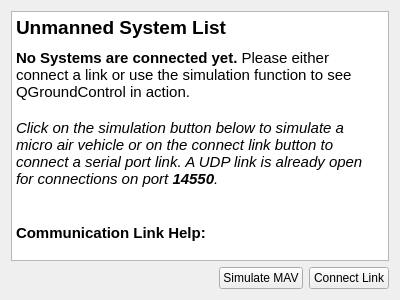
First picture: the form in src/ui/uas/QGCUnconnectedInfoWidget.ui, repository mavlink/qgroundcontrol, before the edit.
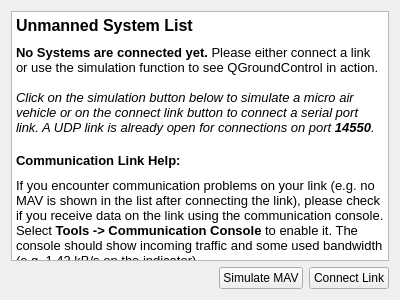
Second picture: the form after the edit.

Commit message: Fixed broken slider, adjusted info widget font size

The edit to the form file:
```diff
--- a/src/ui/uas/QGCUnconnectedInfoWidget.ui
+++ b/src/ui/uas/QGCUnconnectedInfoWidget.ui
@@ -39,16 +39,15 @@
 &lt;table border=&quot;0&quot; style=&quot;-qt-table-type: root; margin-top:4px; margin-bottom:4px; margin-left:4px; margin-right:4px;&quot;&gt;
 &lt;tr&gt;
 &lt;td style=&quot;border: none;&quot;&gt;
-&lt;p style=&quot; margin-top:0px; margin-bottom:0px; margin-left:0px; margin-right:0px; -qt-block-indent:0; text-indent:0px;&quot;&gt;&lt;span style=&quot; font-family:'Ubuntu'; font-size:14pt; font-weight:600;&quot;&gt;Unmanned System List&lt;/span&gt;&lt;/p&gt;
+&lt;p style=&quot; margin-top:0px; margin-bottom:0px; margin-left:0px; margin-right:0px; -qt-block-indent:0; text-indent:0px;&quot;&gt;&lt;span style=&quot; font-family:'Ubuntu'; font-size:12pt; font-weight:600;&quot;&gt;Unmanned System List&lt;/span&gt;&lt;/p&gt;
 &lt;p style=&quot;-qt-paragraph-type:empty; margin-top:0px; margin-bottom:0px; margin-left:0px; margin-right:0px; -qt-block-indent:0; text-indent:0px; font-family:'Ubuntu'; font-size:6pt; font-weight:600;&quot;&gt;&lt;/p&gt;
-&lt;p style=&quot; margin-top:0px; margin-bottom:0px; margin-left:0px; margin-right:0px; -qt-block-indent:0; text-indent:0px;&quot;&gt;&lt;span style=&quot; font-family:'Ubuntu'; font-size:11pt; font-weight:600;&quot;&gt;No Systems are connected yet.&lt;/span&gt;&lt;span style=&quot; font-family:'Ubuntu'; font-size:11pt;&quot;&gt; Please either connect a link or use the simulation function to see QGroundControl in action.&lt;/span&gt;&lt;/p&gt;
-&lt;p style=&quot;-qt-paragraph-type:empty; margin-top:0px; margin-bottom:0px; margin-left:0px; margin-right:0px; -qt-block-indent:0; text-indent:0px; font-family:'Ubuntu'; font-size:11pt;&quot;&gt;&lt;/p&gt;
-&lt;p style=&quot; margin-top:0px; margin-bottom:0px; margin-left:0px; margin-right:0px; -qt-block-indent:0; text-indent:0px;&quot;&gt;&lt;span style=&quot; font-family:'Ubuntu'; font-size:11pt; font-style:italic;&quot;&gt;Click on the simulation button below to simulate a micro air vehicle or on the connect link button to connect a serial port link. A UDP link is already open for connections on port &lt;/span&gt;&lt;span style=&quot; font-family:'Ubuntu'; font-size:11pt; font-weight:600; font-style:italic;&quot;&gt;14550&lt;/span&gt;&lt;span style=&quot; font-family:'Ubuntu'; font-size:11pt; font-style:italic;&quot;&gt;.&lt;/span&gt;&lt;/p&gt;
+&lt;p style=&quot; margin-top:0px; margin-bottom:0px; margin-left:0px; margin-right:0px; -qt-block-indent:0; text-indent:0px;&quot;&gt;&lt;span style=&quot; font-family:'Ubuntu'; font-size:10pt; font-weight:600;&quot;&gt;No Systems are connected yet.&lt;/span&gt;&lt;span style=&quot; font-family:'Ubuntu'; font-size:10pt;&quot;&gt; Please either connect a link or use the simulation function to see QGroundControl in action.&lt;/span&gt;&lt;/p&gt;
+&lt;p style=&quot;-qt-paragraph-type:empty; margin-top:0px; margin-bottom:0px; margin-left:0px; margin-right:0px; -qt-block-indent:0; text-indent:0px; font-family:'Ubuntu'; font-size:10pt;&quot;&gt;&lt;/p&gt;
+&lt;p style=&quot; margin-top:0px; margin-bottom:0px; margin-left:0px; margin-right:0px; -qt-block-indent:0; text-indent:0px;&quot;&gt;&lt;span style=&quot; font-family:'Ubuntu'; font-size:10pt; font-style:italic;&quot;&gt;Click on the simulation button below to simulate a micro air vehicle or on the connect link button to connect a serial port link. A UDP link is already open for connections on port &lt;/span&gt;&lt;span style=&quot; font-family:'Ubuntu'; font-size:10pt; font-weight:600; font-style:italic;&quot;&gt;14550&lt;/span&gt;&lt;span style=&quot; font-family:'Ubuntu'; font-size:10pt; font-style:italic;&quot;&gt;.&lt;/span&gt;&lt;/p&gt;
 &lt;p style=&quot;-qt-paragraph-type:empty; margin-top:0px; margin-bottom:0px; margin-left:0px; margin-right:0px; -qt-block-indent:0; text-indent:0px; font-family:'Ubuntu'; font-size:11pt; font-style:italic;&quot;&gt;&lt;/p&gt;
-&lt;p style=&quot;-qt-paragraph-type:empty; margin-top:0px; margin-bottom:0px; margin-left:0px; margin-right:0px; -qt-block-indent:0; text-indent:0px; font-family:'Ubuntu'; font-size:11pt; font-style:italic;&quot;&gt;&lt;/p&gt;
-&lt;p style=&quot; margin-top:0px; margin-bottom:0px; margin-left:0px; margin-right:0px; -qt-block-indent:0; text-indent:0px;&quot;&gt;&lt;span style=&quot; font-family:'Ubuntu'; font-size:11pt; font-weight:600;&quot;&gt;Communication Link Help:&lt;/span&gt;&lt;/p&gt;
-&lt;p style=&quot;-qt-paragraph-type:empty; margin-top:0px; margin-bottom:0px; margin-left:0px; margin-right:0px; -qt-block-indent:0; text-indent:0px; font-family:'Ubuntu'; font-size:11pt; font-style:italic;&quot;&gt;&lt;/p&gt;
-&lt;p style=&quot; margin-top:0px; margin-bottom:0px; margin-left:0px; margin-right:0px; -qt-block-indent:0; text-indent:0px;&quot;&gt;&lt;span style=&quot; font-family:'Ubuntu'; font-size:11pt;&quot;&gt;If you encounter communication problems on your link (e.g. no MAV is shown in the list after connecting the link), please check if you receive data on the link using the communication console. Select &lt;/span&gt;&lt;span style=&quot; font-family:'Ubuntu'; font-size:11pt; font-weight:600;&quot;&gt;Tools -&amp;gt; Communication Console&lt;/span&gt;&lt;span style=&quot; font-family:'Ubuntu'; font-size:11pt;&quot;&gt; to enable it. The console should show incoming traffic and some used bandwidth (e.g. 1.43 kB/s on the indicator).&lt;/span&gt;&lt;/p&gt;&lt;/td&gt;&lt;/tr&gt;&lt;/table&gt;&lt;/body&gt;&lt;/html&gt;</string>
+&lt;p style=&quot; margin-top:0px; margin-bottom:0px; margin-left:0px; margin-right:0px; -qt-block-indent:0; text-indent:0px;&quot;&gt;&lt;span style=&quot; font-family:'Ubuntu'; font-size:10pt; font-weight:600;&quot;&gt;Communication Link Help:&lt;/span&gt;&lt;/p&gt;
+&lt;p style=&quot;-qt-paragraph-type:empty; margin-top:0px; margin-bottom:0px; margin-left:0px; margin-right:0px; -qt-block-indent:0; text-indent:0px; font-family:'Ubuntu'; font-size:6pt; font-style:italic;&quot;&gt;&lt;/p&gt;
+&lt;p style=&quot; margin-top:0px; margin-bottom:0px; margin-left:0px; margin-right:0px; -qt-block-indent:0; text-indent:0px;&quot;&gt;&lt;span style=&quot; font-family:'Ubuntu'; font-size:10pt;&quot;&gt;If you encounter communication problems on your link (e.g. no MAV is shown in the list after connecting the link), please check if you receive data on the link using the communication console. Select &lt;/span&gt;&lt;span style=&quot; font-family:'Ubuntu'; font-size:10pt; font-weight:600;&quot;&gt;Tools -&amp;gt; Communication Console&lt;/span&gt;&lt;span style=&quot; font-family:'Ubuntu'; font-size:10pt;&quot;&gt; to enable it. The console should show incoming traffic and some used bandwidth (e.g. 1.43 kB/s on the indicator).&lt;/span&gt;&lt;/p&gt;&lt;/td&gt;&lt;/tr&gt;&lt;/table&gt;&lt;/body&gt;&lt;/html&gt;</string>
      </property>
     </widget>
    </item>
```
The commit also changes 2 other files.
